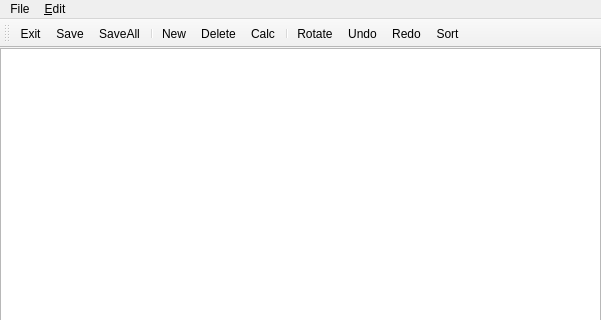
alleindrach/QWellMan, file ui/qwmdataeditor.ui: the form before one commit; both pictures show x 0 to 601 and y 0 to 320 of the 601 by 541 pixel window.
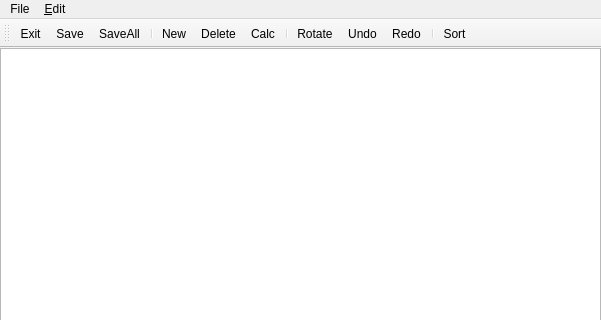
The form after the commit. Icons and pictures are not drawn.

```diff
--- a/ui/qwmdataeditor.ui
+++ b/ui/qwmdataeditor.ui
@@ -120,6 +120,7 @@
    <addaction name="actionRotate"/>
    <addaction name="actionUndo"/>
    <addaction name="actionRedo"/>
+   <addaction name="separator"/>
    <addaction name="actionSort"/>
   </widget>
   <action name="actionSave">
```
Left out of the diff: 11 changed lines with no effect on the pictures.
